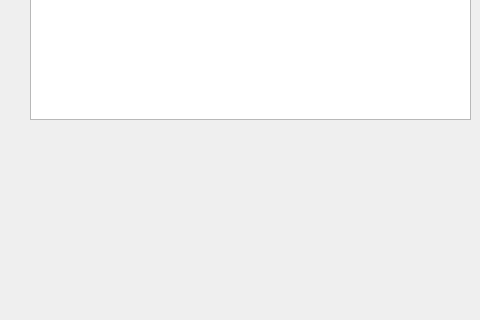
Before: the Qt Designer form mainwindow.ui in Chris-J03/SmartTaskManager, drawn with Qt 5; both pictures show x 0 to 480 and y 280 to 600 of the 800 by 600 pixel window.
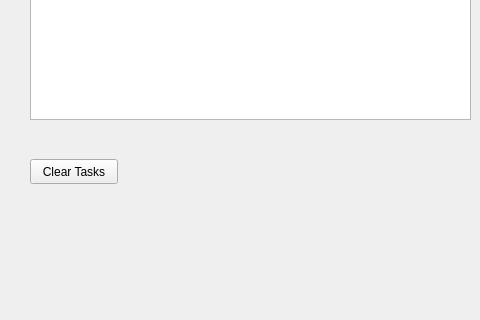
After: the same form once the commit is applied.

```diff
--- a/mainwindow.ui
+++ b/mainwindow.ui
@@ -47,6 +47,19 @@
      </rect>
     </property>
    </widget>
+   <widget class="QPushButton" name="btnClear">
+    <property name="geometry">
+     <rect>
+      <x>30</x>
+      <y>420</y>
+      <width>88</width>
+      <height>25</height>
+     </rect>
+    </property>
+    <property name="text">
+     <string>Clear Tasks</string>
+    </property>
+   </widget>
   </widget>
   <widget class="QMenuBar" name="menubar">
    <property name="geometry">
```
